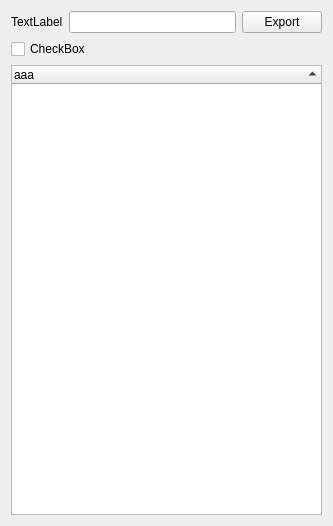
First picture: the form in dumps/scene_graph.ui, repository subing85/subins_tutorials, before the edit.
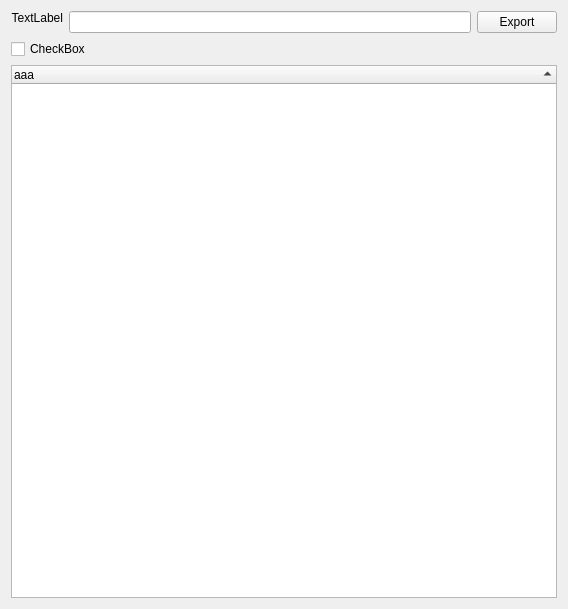
Second picture: the form after the edit.

```diff
--- a/dumps/scene_graph.ui
+++ b/dumps/scene_graph.ui
@@ -6,8 +6,8 @@
    <rect>
     <x>0</x>
     <y>0</y>
-    <width>333</width>
-    <height>526</height>
+    <width>568</width>
+    <height>609</height>
    </rect>
   </property>
   <property name="windowTitle">
@@ -19,6 +19,9 @@
      <property name="text">
       <string>TextLabel</string>
      </property>
+     <property name="alignment">
+      <set>Qt::AlignRight|Qt::AlignTop|Qt::AlignTrailing</set>
+     </property>
     </widget>
    </item>
    <item row="0" column="1">
```
